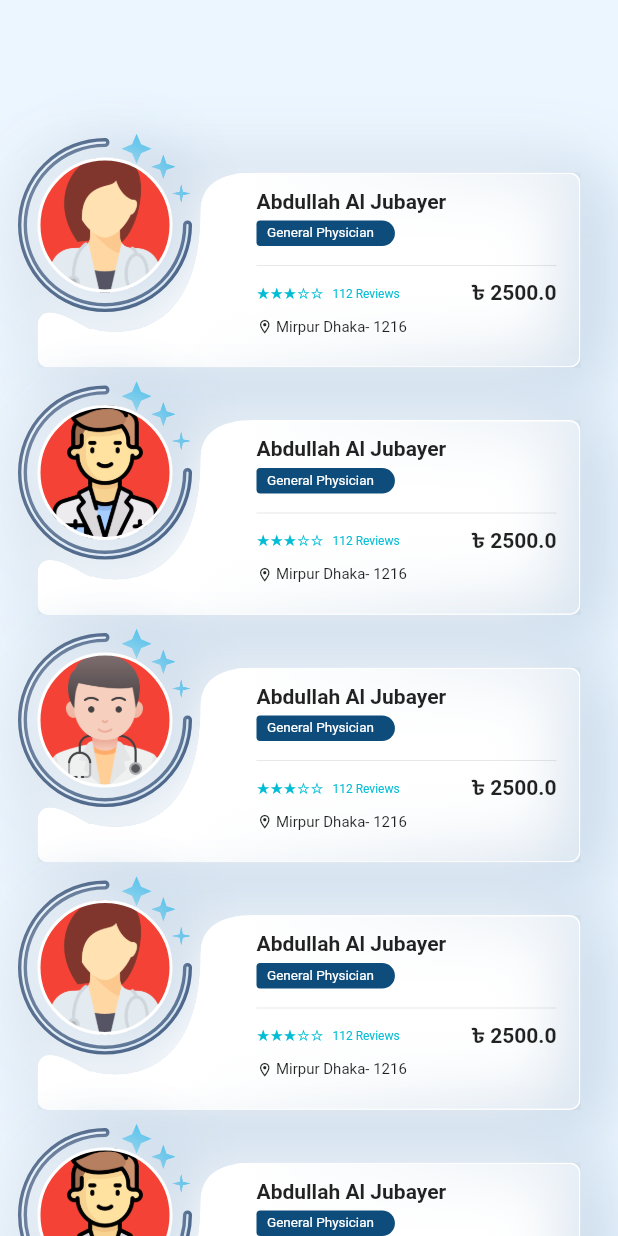
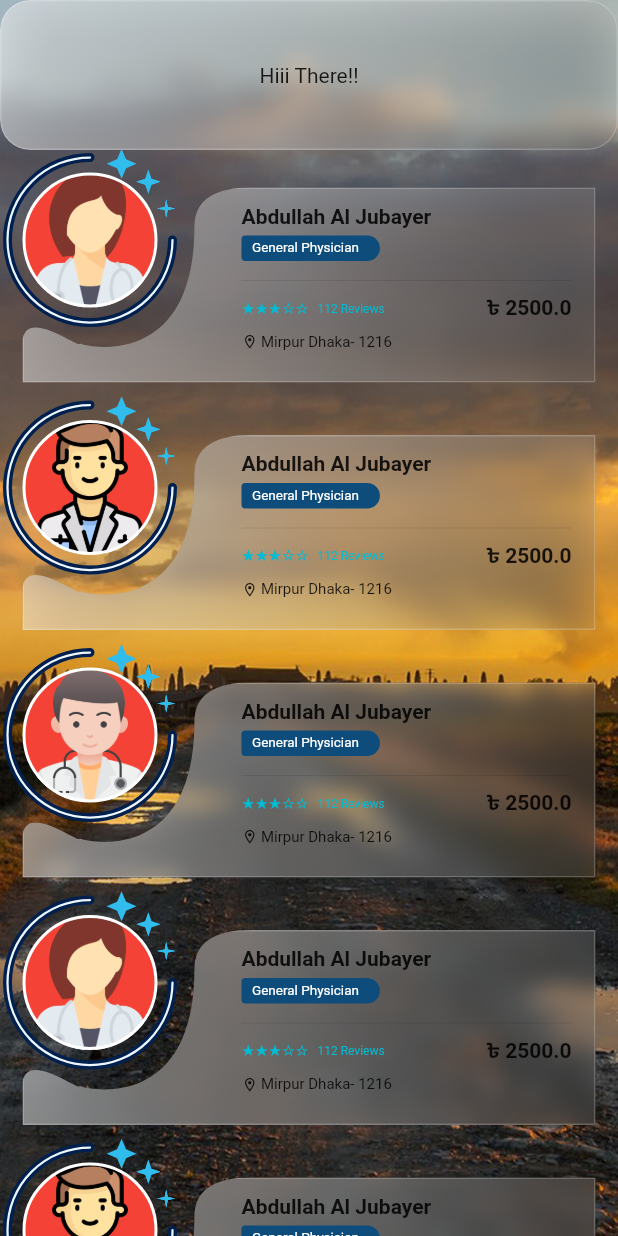
Before and after one commit to jbjason/parctice2_app, a Flutter app: the TestScreen screen opened by its route, on a phone screen of 412 x 824 dp. Run offline on Flutter 3.47's test engine with Material 2 defaults, Android fonts, the phone set to English and light mode, and no system bars; our stand-ins replace equatable, flutter_bloc.

Commit message:
simple update

```diff
--- a/lib/screens/test_screen.dart
+++ b/lib/screens/test_screen.dart
@@ -1,4 +1,5 @@
 import 'dart:math' as math;
+import 'dart:ui';
 import 'package:flutter/material.dart';
 import 'package:parctice2_app/constants/constants.dart';
 import 'package:parctice2_app/constants/my_dimens.dart';
@@ -11,17 +12,84 @@ class TestScreen extends StatelessWidget {
   @override
   Widget build(BuildContext context) {
     return Scaffold(
-      backgroundColor: MyColor.ashhLight,
       body: SafeArea(
-        child: Column(
-          children: [
-            const SizedBox(height: 100),
+        child: DecoratedBox(
+          decoration: const BoxDecoration(
+            image: DecorationImage(
+                image: AssetImage('assets/3.jpg'), fit: BoxFit.cover),
+          ),
+          child: Column(children: [
+            const FrostedGlassBox(
+              width: double.infinity,
+              height: 100,
+              child: Center(child: Text('Hiii There!!')),
+            ),
             Expanded(
               child: ListView.builder(
+                padding: const EdgeInsets.symmetric(vertical: 10),
                 clipBehavior: Clip.none,
                 itemCount: 6,
                 itemBuilder: (context, i) => ProductItem(index: i),
               ),
+            ),
+          ]),
+        ),
+      ),
+    );
+  }
+}
+
+class FrostedGlassBox extends StatelessWidget {
+  final double width, height;
+  final Widget child;
+
+  const FrostedGlassBox(
+      {Key? key,
+      required this.width,
+      required this.height,
+      required this.child})
+      : super(key: key);
+
+  @override
+  Widget build(BuildContext context) {
+    return ClipRRect(
+      borderRadius: BorderRadius.circular(20.0),
+      child: SizedBox(
+        width: width,
+        height: height,
+        child: Stack(
+          children: [
+            BackdropFilter(
+              filter: ImageFilter.blur(
+                sigmaX: 7.0,
+                sigmaY: 7.0,
+              ),
+              child: SizedBox(
+                  width: width, height: height, child: const Text(" ")),
+            ),
+            Container(
+              decoration: BoxDecoration(
+                  boxShadow: [
+                    BoxShadow(
+                        color: Colors.black.withOpacity(0.25),
+                        blurRadius: 30,
+                        offset: const Offset(2, 2))
+                  ],
+                  borderRadius: BorderRadius.circular(20.0),
+                  border: Border.all(
+                      color: Colors.white.withOpacity(0.2), width: 1.0),
+                  gradient: LinearGradient(
+                      begin: Alignment.topLeft,
+                      end: Alignment.bottomRight,
+                      colors: [
+                        Colors.white.withOpacity(0.5),
+                        Colors.white.withOpacity(0.1),
+                      ],
+                      stops: const [
+                        0.0,
+                        1.0,
+                      ])),
+              child: child,
             ),
           ],
         ),
@@ -38,9 +106,8 @@ class ProductItem extends StatelessWidget {
   Widget build(BuildContext context) {
     return Container(
       height: 135,
-      margin: const EdgeInsets.symmetric(horizontal: 25, vertical: 15),
+      margin: const EdgeInsets.symmetric(horizontal: 15, vertical: 15),
       padding: const EdgeInsets.only(bottom: 5),
-      decoration: const BoxDecoration(boxShadow: MyDimens.bodyShadow),
       child: Stack(
         clipBehavior: Clip.none,
         children: [
@@ -48,12 +115,17 @@ class ProductItem extends StatelessWidget {
           Positioned.fill(
             child: ClipPath(
               clipper: TestBodyClipper(),
-              child: Container(
-                decoration: BoxDecoration(
-                    gradient: MyDimens.bodyGradient,
-                    border: Border.all(color: Colors.white),
-                    borderRadius: BorderRadius.circular(7),
-                    boxShadow: MyDimens.bodyShadow),
+              child: Stack(
+                children: [
+                  BackdropFilter(
+                    filter: ImageFilter.blur(
+                      sigmaX: 7.0,
+                      sigmaY: 7.0,
+                    ),
+                    child: const SizedBox(
+                        width: double.infinity, height: 135, child: Text(" ")),
+                  ),
+                  _getGlassEffect(
                     child: Row(
                       children: [
                         const SizedBox(width: 130),
@@ -78,7 +150,8 @@ class ProductItem extends StatelessWidget {
                                 const SizedBox(height: 5),
                                 // speciality
                                 // speciality list starts from 0 but in server starts form 1, so we are decreasing
-                            MyDimens().getDoctorCategory("General Physician"),
+                                MyDimens()
+                                    .getDoctorCategory("General Physician"),
                                 const Divider(thickness: .5),
                                 // reviews & fees
                                 _reviewsAndFees(3, 112, 2500),
@@ -96,10 +169,37 @@ class ProductItem extends StatelessWidget {
                       ],
                     ),
                   ),
+                ],
+              ),
             ),
           ),
         ],
       ),
+    );
+  }
+
+  Widget _getGlassEffect({required Widget child}) {
+    return Container(
+      decoration: BoxDecoration(
+        boxShadow: [
+          BoxShadow(
+            color: Colors.black.withOpacity(0.25),
+            blurRadius: 30,
+            offset: const Offset(2, 2),
+          )
+        ],
+        border: Border.all(color: Colors.white.withOpacity(0.2), width: 1.0),
+        gradient: LinearGradient(
+          begin: Alignment.topLeft,
+          end: Alignment.bottomRight,
+          colors: [
+            Colors.white.withOpacity(0.5),
+            Colors.white.withOpacity(0.1),
+          ],
+          stops: const [0.0, 1.0],
+        ),
+      ),
+      child: child,
     );
   }
 
@@ -115,7 +215,6 @@ class ProductItem extends StatelessWidget {
             decoration: BoxDecoration(
               color: Colors.red,
               shape: BoxShape.circle,
-              boxShadow: MyDimens.bodyShadow,
               border: Border.all(color: Colors.white, width: 2),
               image: DecorationImage(
                 image: AssetImage("assets/doctor/doc${(i % 3) + 1}.png"),
@@ -238,56 +337,3 @@ class TestBodyClipper extends CustomClipper<Path> {
   @override
   bool shouldReclip(covariant CustomClipper oldClipper) => false;
 }
-
-class HomePainter extends CustomPainter {
-  @override
-  void paint(Canvas canvas, Size size) {
-    assert(size.height == size.width);
-    final w = size.width;
-    final center = Offset(w / 2, w / 2);
-    final rect1 = Rect.fromCenter(center: center, width: w, height: w);
-
-    ///
-    // first Grey circular progress
-    final paint1 = _getPaint(Colors.grey[200]!);
-    final path1 = Path();
-    path1.addArc(rect1, vector.radians(0), vector.radians(270));
-    canvas.drawPath(path1, paint1);
-
-    ///
-    // first pink circular progress
-    final paint2 = _getPaint(MyColor.skyPrimary);
-    final path2 = Path();
-    path2.addArc(rect1, vector.radians(285), vector.radians(60));
-    canvas.drawPath(path2, paint2);
-
-    ///
-    // white CirclePointer
-    final paint3 = Paint()..color = Colors.white;
-    final x3 = center.dx + w / 2 * math.cos(vector.radians(286));
-    final y3 = center.dy + w / 2 * math.sin(vector.radians(286));
-    final center3 = Offset(x3, y3);
-    canvas.drawCircle(center3, 9.4, paint3);
-
-    ///
-    // inner black circular-progress
-    final paint4 = Paint()
-      ..style = PaintingStyle.stroke
-      ..strokeWidth = .8
-      ..color = Colors.grey[850]!;
-    final rect4 =
-        Rect.fromCenter(center: center, width: w - 40, height: w - 40);
-    final path4 = Path();
-    path4.addArc(rect4, vector.radians(0), vector.radians(360));
-    canvas.drawPath(path4, paint4);
-  }
-
-  Paint _getPaint(Color color) => Paint()
-    ..strokeWidth = 22
-    ..color = color
-    ..strokeCap = StrokeCap.round
-    ..style = PaintingStyle.stroke;
-
-  @override
-  bool shouldRepaint(covariant CustomPainter oldDelegate) => false;
-}
```
Also changed, not shown: lib/screens/pt_doc_details_screen.dart (+12 -17 lines). Lines whose indentation alone changed are shown as unchanged.
